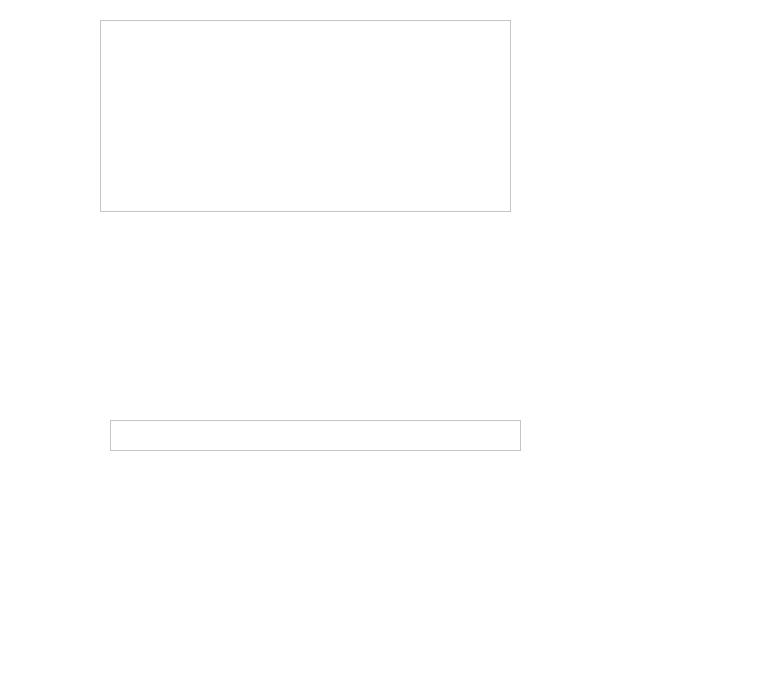
Above: GUI/SymposiumGui/choosedir.ui from RickZack/Symposium before the change. Below: the same form after it.
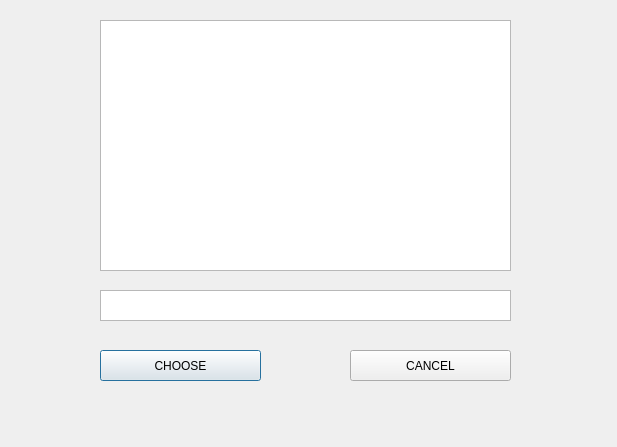
That is the form after the change.

```diff
--- a/GUI/SymposiumGui/choosedir.ui
+++ b/GUI/SymposiumGui/choosedir.ui
@@ -6,21 +6,21 @@
    <rect>
     <x>0</x>
     <y>0</y>
-    <width>774</width>
-    <height>686</height>
+    <width>617</width>
+    <height>447</height>
    </rect>
   </property>
   <property name="windowTitle">
    <string>Dialog</string>
   </property>
   <property name="styleSheet">
-   <string notr="true">background-color: white;</string>
+   <string notr="true"/>
   </property>
   <widget class="QTextBrowser" name="nameDir">
    <property name="geometry">
     <rect>
-     <x>110</x>
-     <y>420</y>
+     <x>100</x>
+     <y>290</y>
      <width>411</width>
      <height>31</height>
     </rect>
@@ -32,10 +32,36 @@
      <x>100</x>
      <y>20</y>
      <width>411</width>
-     <height>192</height>
+     <height>251</height>
     </rect>
    </property>
   </widget>
+  <widget class="QPushButton" name="choose">
+   <property name="geometry">
+    <rect>
+     <x>100</x>
+     <y>350</y>
+     <width>161</width>
+     <height>31</height>
+    </rect>
+   </property>
+   <property name="text">
+    <string>CHOOSE</string>
+   </property>
+  </widget>
+  <widget class="QPushButton" name="cancel">
+   <property name="geometry">
+    <rect>
+     <x>350</x>
+     <y>350</y>
+     <width>161</width>
+     <height>31</height>
+    </rect>
+   </property>
+   <property name="text">
+    <string>CANCEL</string>
+   </property>
+  </widget>
  </widget>
  <resources/>
  <connections/>
```
